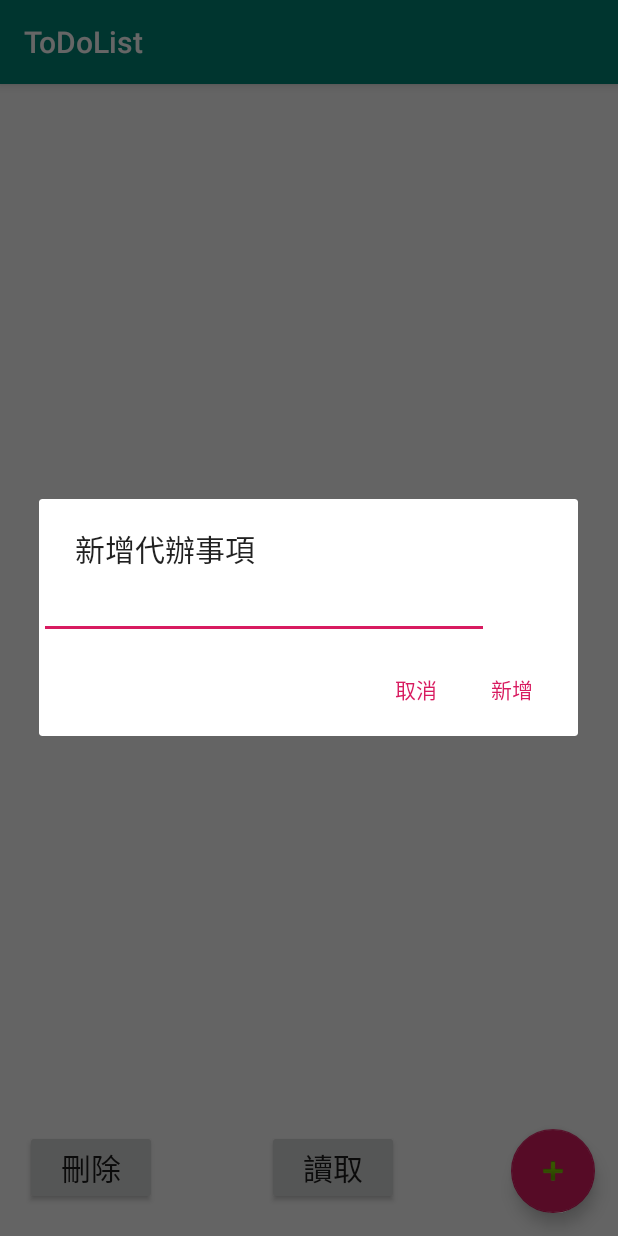
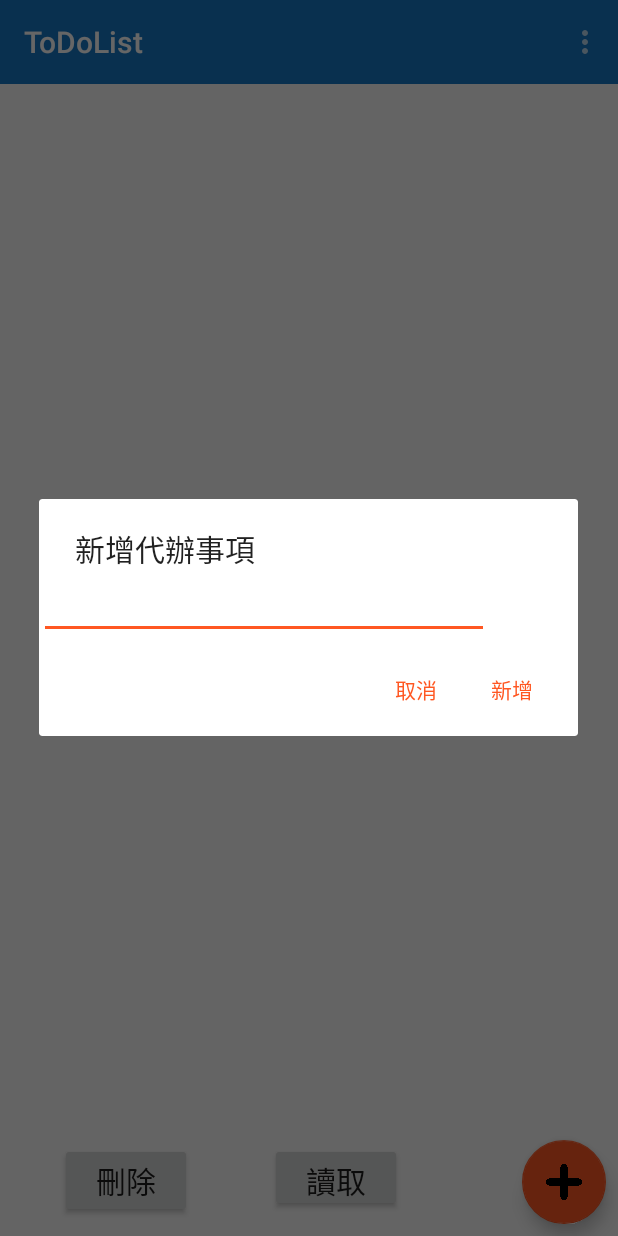
Before and after one commit to pehgy5342/ToDoList, an Android app: the screen it shows after launch (MainActivity), after a tap on an icon or button, on a phone screen of 412 x 824 dp. Run offline under Robolectric (Android 15) with nearby library versions, the phone set to English and light mode, and no system bars; 1 statement that could not run was skipped.

Commit message:
修改recycler位置

```diff
--- a/app/src/main/java/com/example/pehgy/todolist/MainActivity.kt
+++ b/app/src/main/java/com/example/pehgy/todolist/MainActivity.kt
@@ -1,13 +1,20 @@
 package com.example.pehgy.todolist
 
+import android.content.DialogInterface
 import android.os.Bundle
+import android.os.PersistableBundle
 import android.support.v7.app.AlertDialog
 import android.support.v7.app.AppCompatActivity
 import android.support.v7.widget.LinearLayoutManager
+import android.support.v7.widget.Toolbar
+import android.view.Menu
+import android.view.MenuItem
+import android.view.View
 import android.widget.Toast
 import kotlinx.android.synthetic.main.activity_main.*
 import kotlinx.android.synthetic.main.app_bar_main.*
 import kotlinx.android.synthetic.main.dialog_custom.view.*
+import kotlinx.android.synthetic.main.recycler_view.*
 
 class MainActivity : AppCompatActivity() {
     val data = ArrayList<Info>()
@@ -18,6 +25,12 @@ class MainActivity : AppCompatActivity() {
     override fun onCreate(savedInstanceState: Bundle?) {
         super.onCreate(savedInstanceState)
         setContentView(R.layout.activity_main)
+
+        val toolBar = findViewById<View>(R.id.tool_bar) as Toolbar
+
+        setSupportActionBar(toolBar)
+
+
         mysp = MyPreference(this)
         myadapter = MainAdapter(this, data, this@MainActivity::addDeleteList)
 
@@ -40,9 +53,9 @@ class MainActivity : AppCompatActivity() {
                 val etinput = dialogView.et_input.text.toString()
 
                 if (etinput.length > 0) {
-
+                    //可在dialog_custom裡改變輸入字串的長度，maxLength = 字數(中文、數字和英文都相同)
                     mysp.save(input = etinput)
-                    myadapter.updateList( mysp.readit())
+                    myadapter.updateList(mysp.readit())
                     // tv_show.text = data
 
 
@@ -53,6 +66,7 @@ class MainActivity : AppCompatActivity() {
 
                     //myadapter.updateList(newList)
                     //myadapter.infoList.add()//加入更多string在infoList
+
 
                 } else {
                     Toast.makeText(this, "請輸入文字", Toast.LENGTH_SHORT).show()
@@ -77,12 +91,22 @@ class MainActivity : AppCompatActivity() {
 //
 //        }
 
+//        btn_trash.setOnClickListener {
+//            val builder = AlertDialog.Builder(this)
+//            builder.setTitle("警告")
+//            builder.setMessage("確定要刪除嗎??")
+//            builder.setPositiveButton("Yes", { dialogInterface: DialogInterface, i: Int -> })
+//            builder.setNegativeButton("no", { dialogInterface: DialogInterface, i: Int -> })
+//            builder.show()
+//
+//        }
+
 
         //刪除項目
         btn_delete.setOnClickListener {
-
+            choice.visibility = View.VISIBLE
             mysp.RemoveInfo(RemoveList = deleteList)
-            myadapter.updateList( mysp.readit())
+            myadapter.updateList(mysp.readit())
             println("**${mysp.RemoveInfo(RemoveList = deleteList)}")
 
         }
@@ -100,6 +124,28 @@ class MainActivity : AppCompatActivity() {
 
 
     }
+
+    override fun onCreateOptionsMenu(menu: Menu?): Boolean {
+
+        menuInflater.inflate(R.menu.menu_main, menu)
+        return super.onCreateOptionsMenu(menu)
+    }
+
+    override fun onOptionsItemSelected(item: MenuItem?): Boolean {
+        val id = item?.itemId
+   //     val click = R.id.choice
+
+        when (id) {
+
+            R.id.check ->  Toast.makeText(this,"123",Toast.LENGTH_SHORT).show()
+
+
+        }
+
+        return super.onOptionsItemSelected(item)
+    }
+
+
 
     fun addDeleteList(key: String, isCheck: Boolean) {
 
--- a/app/src/main/java/com/example/pehgy/todolist/MainAdapter.kt
+++ b/app/src/main/java/com/example/pehgy/todolist/MainAdapter.kt
@@ -2,16 +2,15 @@ package com.example.pehgy.todolist
 
 import android.content.Context
 import android.support.v7.widget.RecyclerView
-import android.util.Log
 import android.view.LayoutInflater
 import android.view.View
 import android.view.ViewGroup
 import kotlinx.android.synthetic.main.recycler_view.view.*
 
-class MainAdapter(context: Context, var infoList: ArrayList<Info>,val addDeleteList:(String,Boolean) -> Unit) :
+class MainAdapter(context: Context, var infoList: ArrayList<Info>, val addDeleteList: (String, Boolean) -> Unit) :
     RecyclerView.Adapter<MainAdapter.CustomViewHolder>() {
 
-  //  private var deleteList = arrayListOf<String>() //加private是因為有get-deleteList的方法，加了就不會重名
+    //  private var deleteList = arrayListOf<String>() //加private是因為有get-deleteList的方法，加了就不會重名
 
     override fun getItemCount(): Int = infoList.count()
 
@@ -33,20 +32,33 @@ class MainAdapter(context: Context, var infoList: ArrayList<Info>,val addDeleteL
 
     inner class CustomViewHolder(itemView: View) : RecyclerView.ViewHolder(itemView) {
 
-        var tv = itemView.tv_show
+        val tv = itemView.tv_show
         var click = itemView.choice
+
 
 
         fun bind(info: Info) {
             // Log.d("CustomViewHolder", "info: ${info} msg: ${info}")
 
-            tv.setText(info.msg)
+            tv.text = info.msg
             click.isChecked = false
             click.setOnCheckedChangeListener { buttonView, isChecked ->
 
-                addDeleteList.invoke(info.key,isChecked)
+                addDeleteList.invoke(info.key, isChecked)
+
 
             }
+
+//            tv.setOnLongClickListener {
+//
+//                //將btn_trash顯示出來
+//              //  can.visibility = View.VISIBLE
+//                click.visibility = View.VISIBLE
+//
+//                true
+//            }
+
+
         }
 
 
--- a/app/src/main/java/com/example/pehgy/todolist/MyPreference.kt
+++ b/app/src/main/java/com/example/pehgy/todolist/MyPreference.kt
@@ -3,7 +3,7 @@ package com.example.pehgy.todolist
 import android.content.Context
 import android.content.SharedPreferences
 
-class MyPreference(var context: Context) {
+class  MyPreference(var context: Context) {
     var keysSize = 0 //key的數量，有幾個key
     var storeCount = 1 //key的增加
     var sharedPreferences: SharedPreferences
--- a/app/src/main/res/layout/activity_main.xml
+++ b/app/src/main/res/layout/activity_main.xml
@@ -1,16 +1,33 @@
 <?xml version="1.0" encoding="utf-8"?>
 <android.support.constraint.ConstraintLayout
         xmlns:android="http://schemas.android.com/apk/res/android"
-        xmlns:app="http://schemas.android.com/apk/res-auto" xmlns:tools="http://schemas.android.com/tools"
+        xmlns:app="http://schemas.android.com/apk/res-auto"
+        xmlns:tools="http://schemas.android.com/tools"
         android:layout_width="match_parent"
         android:layout_height="match_parent"
         tools:context=".MainActivity">
 
+    <android.support.v7.widget.Toolbar
+            android:id="@+id/tool_bar"
+            android:layout_width="match_parent"
+            android:layout_height="wrap_content"
+            android:background="?attr/colorPrimary"
+            android:minHeight="?attr/actionBarSize"
+            app:popupTheme="@style/ThemeOverlay.AppCompat.Light"
+            android:theme="@style/ThemeOverlay.AppCompat.Dark" tools:layout_editor_absoluteY="0dp"
+            tools:layout_editor_absoluteX="0dp" tools:ignore="MissingConstraints">
+    </android.support.v7.widget.Toolbar>
 
     <android.support.v7.widget.RecyclerView
             android:id="@+id/recyclerView"
+            tools:listitem="@layout/recycler_view"
             android:layout_width="match_parent"
-            android:layout_height="match_parent"/>
+            android:layout_height="0dp"
+            app:layout_constraintStart_toStartOf="parent"
+            app:layout_constraintEnd_toEndOf="parent"
+            app:layout_constraintTop_toBottomOf="@+id/tool_bar" android:layout_marginBottom="8dp"
+            app:layout_constraintBottom_toTopOf="@+id/btn_readInfo" app:layout_constraintHorizontal_bias="0.0"
+            app:layout_constraintVertical_bias="0.0"/>
 
 
     <Button
@@ -19,29 +36,33 @@
             android:textSize="20dp"
             android:layout_width="wrap_content"
             android:layout_height="wrap_content"
-            android:layout_marginTop="8dp"
-            app:layout_constraintTop_toTopOf="@+id/include" android:layout_marginStart="8dp"
-            app:layout_constraintStart_toStartOf="parent" android:layout_marginLeft="8dp" android:layout_marginEnd="8dp"
-            app:layout_constraintEnd_toEndOf="parent" android:layout_marginRight="8dp" android:layout_marginBottom="8dp"
-            app:layout_constraintBottom_toBottomOf="parent" app:layout_constraintVertical_bias="0.982"
-            app:layout_constraintHorizontal_bias="0.028"/>
+            android:layout_marginStart="40dp"
+            app:layout_constraintStart_toStartOf="parent" android:layout_marginLeft="40dp"
+            android:layout_marginBottom="16dp"
+            app:layout_constraintBottom_toBottomOf="parent"
+            app:layout_constraintTop_toTopOf="@+id/btn_readInfo" app:layout_constraintVertical_bias="0.0"/>
 
     <Button
             android:id="@+id/btn_readInfo"
             android:text="讀取"
             android:textSize="20dp"
             android:layout_width="wrap_content"
+            android:layout_height="46dp"
+            android:layout_marginEnd="8dp"
+            app:layout_constraintEnd_toEndOf="parent" android:layout_marginRight="8dp"
+            android:layout_marginBottom="16dp"
+            app:layout_constraintBottom_toBottomOf="parent"
+            app:layout_constraintStart_toEndOf="@+id/btn_delete" android:layout_marginStart="8dp"
+            android:layout_marginLeft="8dp" app:layout_constraintHorizontal_bias="0.245"/>
+
+    <android.support.design.widget.FloatingActionButton
+            app:srcCompat="@drawable/plus"
+            android:layout_width="wrap_content"
             android:layout_height="wrap_content"
-            android:layout_marginTop="8dp"
-            app:layout_constraintTop_toTopOf="parent" android:layout_marginStart="8dp"
-            app:layout_constraintStart_toStartOf="parent" android:layout_marginLeft="8dp" android:layout_marginEnd="8dp"
-            app:layout_constraintEnd_toEndOf="parent" android:layout_marginRight="8dp" android:layout_marginBottom="8dp"
-            app:layout_constraintBottom_toBottomOf="parent" app:layout_constraintHorizontal_bias="0.553"
-            app:layout_constraintVertical_bias="0.982"/>
-    <include layout="@layout/app_bar_main"
-             android:layout_width="match_parent"
-             android:layout_height="match_parent" android:id="@+id/include" tools:layout_editor_absoluteY="0dp"
-             tools:layout_editor_absoluteX="0dp"/>
+            app:layout_constraintEnd_toEndOf="parent"
+            app:layout_constraintBottom_toBottomOf="parent"
+            android:id="@+id/fab_add" android:layout_marginBottom="8dp" android:layout_marginEnd="8dp"
+            android:layout_marginRight="8dp"/>
 
 
 </android.support.constraint.ConstraintLayout>
--- a/app/src/main/res/layout/app_bar_main.xml
+++ b/app/src/main/res/layout/app_bar_main.xml
@@ -7,12 +7,12 @@
 
 
 
-    <android.support.design.widget.FloatingActionButton
-            android:id="@+id/fab_add"
-            app:srcCompat="@android:drawable/ic_input_add"
-            android:layout_width="wrap_content"
-            android:layout_height="wrap_content"
-            android:layout_gravity="bottom|end"
-            android:layout_margin="15dp"/>
+    <!--<android.support.design.widget.FloatingActionButton-->
+            <!--android:id="@+id/fab_add"-->
+            <!--app:srcCompat="@drawable/plus"-->
+            <!--android:layout_width="wrap_content"-->
+            <!--android:layout_height="wrap_content"-->
+            <!--android:layout_gravity="bottom|end"-->
+            <!--android:layout_margin="15dp"/>-->
 
 </android.support.design.widget.CoordinatorLayout>
--- a/app/src/main/res/layout/dialog_custom.xml
+++ b/app/src/main/res/layout/dialog_custom.xml
@@ -5,6 +5,7 @@
         android:layout_height="match_parent">
 
     <EditText
+            android:maxLength="9"
             android:id="@+id/et_input"
             android:layout_width="300dp"
             android:layout_height="wrap_content"/>
--- a/app/src/main/res/layout/recycler_view.xml
+++ b/app/src/main/res/layout/recycler_view.xml
@@ -7,20 +7,23 @@
 
     <CheckBox
             android:id="@+id/choice"
-            android:layout_width="wrap_content"
-            android:layout_height="wrap_content"
+            android:layout_width="48dp"
+            android:layout_height="42dp"
             app:layout_constraintStart_toStartOf="parent" android:layout_marginLeft="8dp"
             android:layout_marginStart="8dp" app:layout_constraintEnd_toEndOf="parent" android:layout_marginEnd="8dp"
-            android:layout_marginRight="8dp" android:layout_marginTop="28dp" app:layout_constraintTop_toTopOf="parent"
-            app:layout_constraintHorizontal_bias="0.919"/>
+            android:layout_marginRight="8dp" android:layout_marginTop="24dp" app:layout_constraintTop_toTopOf="parent"
+            app:layout_constraintHorizontal_bias="0.976" android:visibility="invisible"/>
 
     <TextView
             android:id="@+id/tv_show"
-            android:textSize="25dp"
-            android:layout_width="314dp"
-            android:layout_height="32dp"
+            android:textSize="27dp"
+            android:layout_width="248dp"
+            android:layout_height="63dp"
+            android:gravity="center"
             app:layout_constraintStart_toStartOf="parent"
             android:layout_marginLeft="8dp" android:layout_marginStart="8dp" app:layout_constraintEnd_toEndOf="parent"
             android:layout_marginEnd="8dp" android:layout_marginRight="8dp"
-            android:layout_marginTop="28dp" app:layout_constraintTop_toTopOf="parent"/>
+            android:layout_marginTop="8dp" app:layout_constraintTop_toTopOf="parent"
+            android:layout_marginBottom="8dp" app:layout_constraintBottom_toBottomOf="parent"
+            app:layout_constraintVertical_bias="1.0" app:layout_constraintHorizontal_bias="0.17"/>
 </android.support.constraint.ConstraintLayout>
--- /dev/null
+++ b/app/src/main/res/menu/menu_main.xml
@@ -0,0 +1,17 @@
+<?xml version="1.0" encoding="utf-8"?>
+<menu xmlns:android="http://schemas.android.com/apk/res/android">
+
+
+    <item
+
+            android:id="@+id/check"
+            android:icon="@drawable/click"
+            android:title="選取"/>
+    <item
+
+            android:id="@+id/setting"
+            android:icon="@drawable/setting"
+            android:title="setting"/>
+
+
+</menu>
--- a/app/src/main/res/values/colors.xml
+++ b/app/src/main/res/values/colors.xml
@@ -1,6 +1,6 @@
 <?xml version="1.0" encoding="utf-8"?>
 <resources>
-    <color name="colorPrimary">#008577</color>
-    <color name="colorPrimaryDark">#00574B</color>
-    <color name="colorAccent">#D81B60</color>
+    <color name="colorPrimary">#1679C7</color>
+    <color name="colorPrimaryDark">#142694</color>
+    <color name="colorAccent">#FF5722</color>
 </resources>
--- a/app/src/main/res/values/strings.xml
+++ b/app/src/main/res/values/strings.xml
@@ -1,3 +1,4 @@
 <resources>
     <string name="app_name">ToDoList</string>
+
 </resources>
--- a/app/src/main/res/values/styles.xml
+++ b/app/src/main/res/values/styles.xml
@@ -1,11 +1,13 @@
 <resources>
 
     <!-- Base application theme. -->
-    <style name="AppTheme" parent="Theme.AppCompat.Light.DarkActionBar">
+    <style name="AppTheme" parent="Theme.AppCompat.Light.NoActionBar">
         <!-- Customize your theme here. -->
         <item name="colorPrimary">@color/colorPrimary</item>
         <item name="colorPrimaryDark">@color/colorPrimaryDark</item>
         <item name="colorAccent">@color/colorAccent</item>
     </style>
 
+
+
 </resources>
--- a/build.gradle
+++ b/build.gradle
@@ -7,8 +7,8 @@ buildscript {
         jcenter()
     }
     dependencies {
-        classpath 'com.android.tools.build:gradle:3.2.1'
-        classpath "org.jetbrains.kotlin:kotlin-gradle-plugin:$kotlin_version"
+        classpath 'com.android.tools.build:gradle:3.3.0'
+        classpath "org.jetbrains.kotlin:kotlin-gradle-plugin:1.3.11"
 
         // NOTE: Do not place your application dependencies here; they belong
         // in the individual module build.gradle files
```
Also changed, not shown: app/src/main/res/drawable-v24/click.png (added), app/src/main/res/drawable-v24/plus.png (added), app/src/main/res/drawable-v24/plus2.png (added), app/src/main/res/drawable-v24/setting.png (added), gradle/wrapper/gradle-wrapper.properties.
